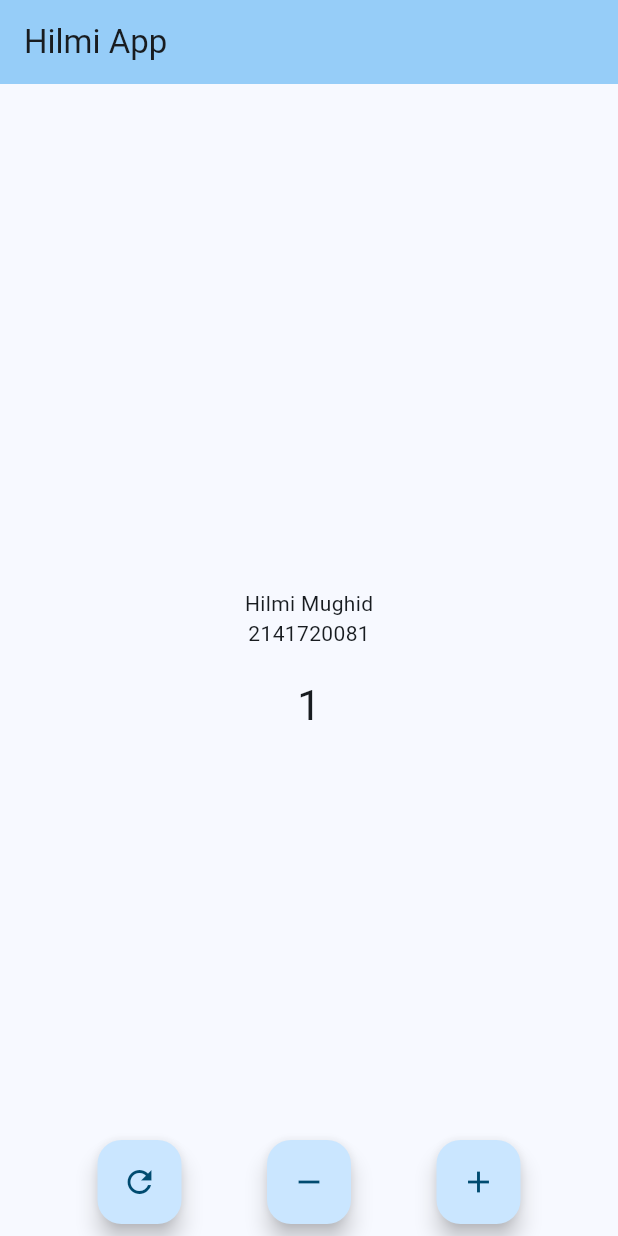
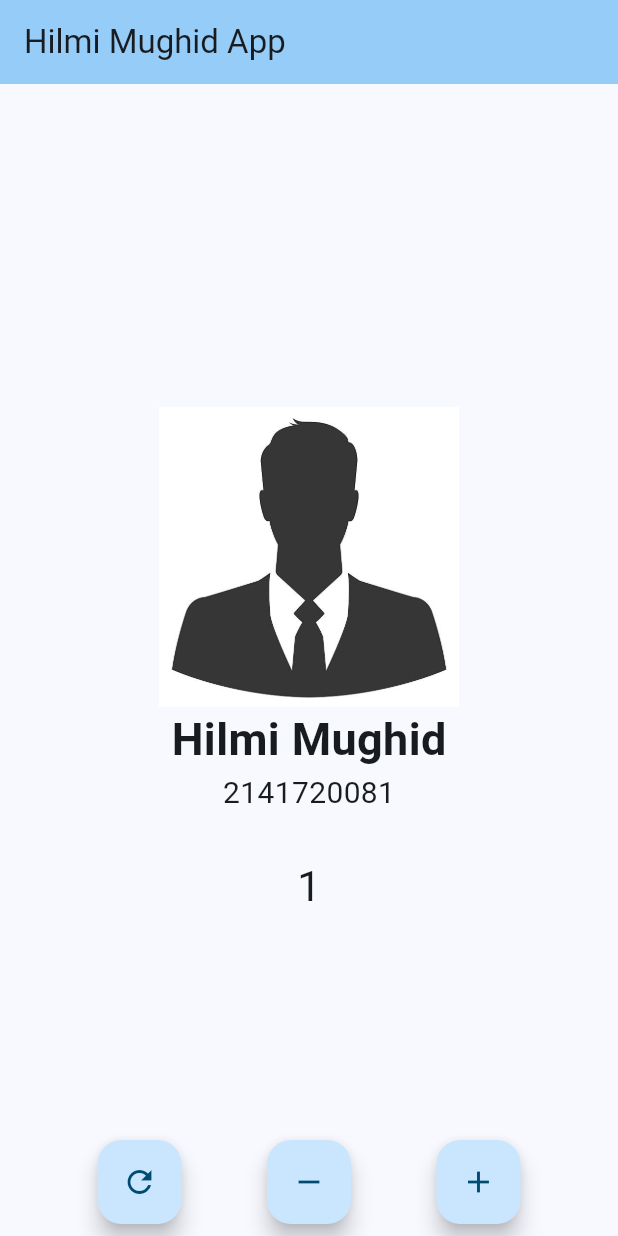
Before and after one commit to hilmimughid/Pemrograman_Mobile, a Flutter app: the screen it shows after launch, after a tap on the "add" icon, on a phone screen of 412 x 824 dp. Run offline on Flutter 3.47's test engine with Material 2 defaults, Android fonts, the phone set to English and light mode, and no system bars.

Commit message:
Pertemuan 3

```diff
--- a/lib/main.dart
+++ b/lib/main.dart
@@ -1,52 +1,55 @@
-// Impor package Flutter Material Design.
-import 'package:flutter/material.dart';
+import 'package:flutter/material.dart'; // Mengimpor paket material.dart dari Flutter
 
-// Fungsi main yang menjalankan aplikasi.
 void main() {
-  runApp(const MyApp());
+  runApp(const MyApp()); // Menjalankan aplikasi Flutter
 }
 
-// Widget utama aplikasi.
 class MyApp extends StatelessWidget {
-  const MyApp({super.key});
+  // Membuat class MyApp yang merupakan widget tanpa state
+  const MyApp({super.key}); // Constructor untuk class MyApp
 
-  // Fungsi build untuk membangun widget.
   @override
   Widget build(BuildContext context) {
+    // Method build untuk membangun widget
     return MaterialApp(
-      title: 'Flutter Demo',
+      // Mengembalikan MaterialApp sebagai root dari widget tree
+      title: 'Hilmi Mughid App', // Judul aplikasi
       theme: ThemeData(
-        colorScheme: ColorScheme.fromSeed(seedColor: Colors.lightBlue),
-        useMaterial3: true,
+        // Tema aplikasi
+        colorScheme: ColorScheme.fromSeed(
+            seedColor: Colors.lightBlue), // Skema warna aplikasi
+        useMaterial3: true, // Menggunakan Material versi 3
       ),
-      home: const MyHomePage(title: 'Hilmi App'),
+      home:
+          const MyHomePage(title: 'Hilmi Mughid App'), // Halaman utama aplikasi
     );
   }
 }
 
-// Halaman utama aplikasi.
 class MyHomePage extends StatefulWidget {
-  const MyHomePage({super.key, required this.title});
+  // Membuat class MyHomePage yang merupakan widget dengan state
+  const MyHomePage(
+      {super.key, required this.title}); // Constructor untuk class MyHomePage
 
-  final String title;
+  final String title; // Judul halaman
 
-  // Membuat state untuk widget ini.
   @override
-  State<MyHomePage> createState() => _MyHomePageState();
+  State<MyHomePage> createState() =>
+      _MyHomePageState(); // Membuat state untuk MyHomePage
 }
 
-// State untuk MyHomePage.
 class _MyHomePageState extends State<MyHomePage> {
-  int _counter = 0;
+  // Membuat class _MyHomePageState sebagai state dari MyHomePage
+  int _counter = 0; // Variabel untuk menyimpan nilai counter
 
-  // Fungsi untuk menambah counter.
+  // Method untuk menambah counter
   void _incrementCounter() {
     setState(() {
       _counter++;
     });
   }
 
-  // Fungsi untuk mengurangi counter.
+  // Method untuk mengurangi counter
   void _decrementCounter() {
     setState(() {
       if (_counter > 0) {
@@ -55,32 +58,48 @@ class _MyHomePageState extends State<MyHomePage> {
     });
   }
 
-  // Fungsi untuk mereset counter.
+  // Method untuk mereset counter
   void _resetCounter() {
     setState(() {
       _counter = 0;
     });
   }
 
-  // Membangun tampilan aplikasi.
   @override
   Widget build(BuildContext context) {
+    // Method build untuk membangun widget dengan state
     return Scaffold(
+      // Mengembalikan Scaffold sebagai root dari widget tree dengan state
       appBar: AppBar(
-        backgroundColor: Theme.of(context).colorScheme.inversePrimary,
-        title: Text(widget.title),
+        // AppBar aplikasi
+        backgroundColor: Theme.of(context)
+            .colorScheme
+            .inversePrimary, // Warna latar belakang AppBar
+        title: Text(widget.title), // Judul AppBar
       ),
       body: Stack(
+        // Body aplikasi berupa Stack widget
         children: <Widget>[
           Center(
             child: Column(
               mainAxisAlignment: MainAxisAlignment.center,
               children: <Widget>[
+                // Menampilkan gambar avatar
+                Image.asset(
+                  'assets/images/avatar.jpg',
+                  width: 200,
+                  height: 200,
+                ),
                 const Text(
                   'Hilmi Mughid',
+                  style: TextStyle(
+                    fontSize: 30,
+                    fontWeight: FontWeight.bold,
+                  ),
                 ),
                 const Text(
                   '2141720081\n',
+                  style: TextStyle(fontSize: 20),
                 ),
                 Text(
                   '$_counter',
@@ -96,16 +115,19 @@ class _MyHomePageState extends State<MyHomePage> {
               child: Row(
                 mainAxisAlignment: MainAxisAlignment.spaceEvenly,
                 children: <Widget>[
+                  // Tombol untuk mereset counter
                   FloatingActionButton(
                     onPressed: _resetCounter,
                     tooltip: 'Reset',
                     child: const Icon(Icons.refresh),
                   ),
+                  // Tombol untuk mengurangi counter
                   FloatingActionButton(
                     onPressed: _decrementCounter,
                     tooltip: 'Decrement',
                     child: const Icon(Icons.remove),
                   ),
+                  // Tombol untuk menambah counter
                   FloatingActionButton(
                     onPressed: _incrementCounter,
                     tooltip: 'Increment',
--- a/pubspec.yaml
+++ b/pubspec.yaml
@@ -59,9 +59,8 @@ flutter:
   uses-material-design: true
 
   # To add assets to your application, add an assets section, like this:
-  # assets:
-  #   - images/a_dot_burr.jpeg
-  #   - images/a_dot_ham.jpeg
+  assets:
+    - assets/images/avatar.jpg
 
   # An image asset can refer to one or more resolution-specific "variants", see
   # https://flutter.dev/assets-and-images/#resolution-aware
```
Also changed, not shown: assets/images/avatar.jpg (added).
